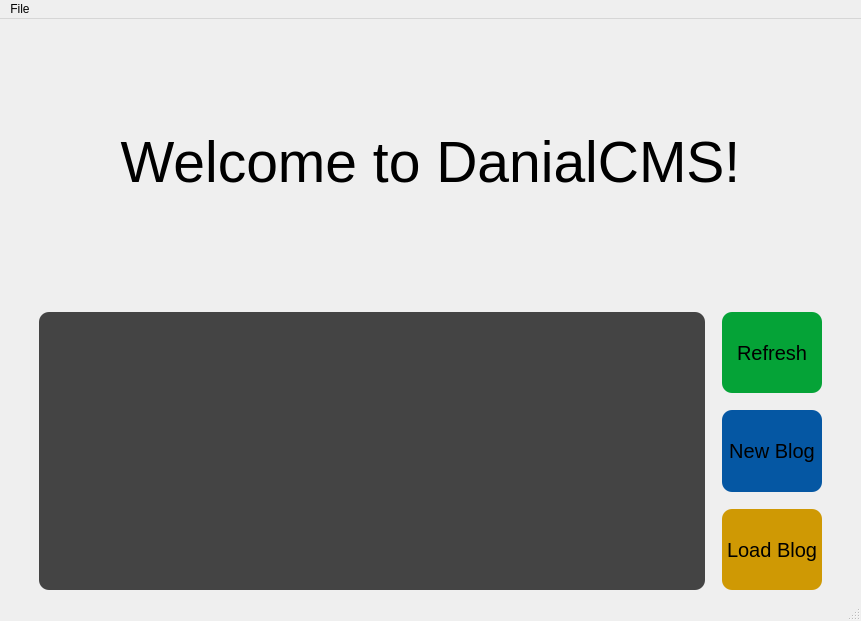
Above: Server/Resources/BlogPicker.ui from Danial-Movahed/DanialCMS before the change. Below: the same form after it.
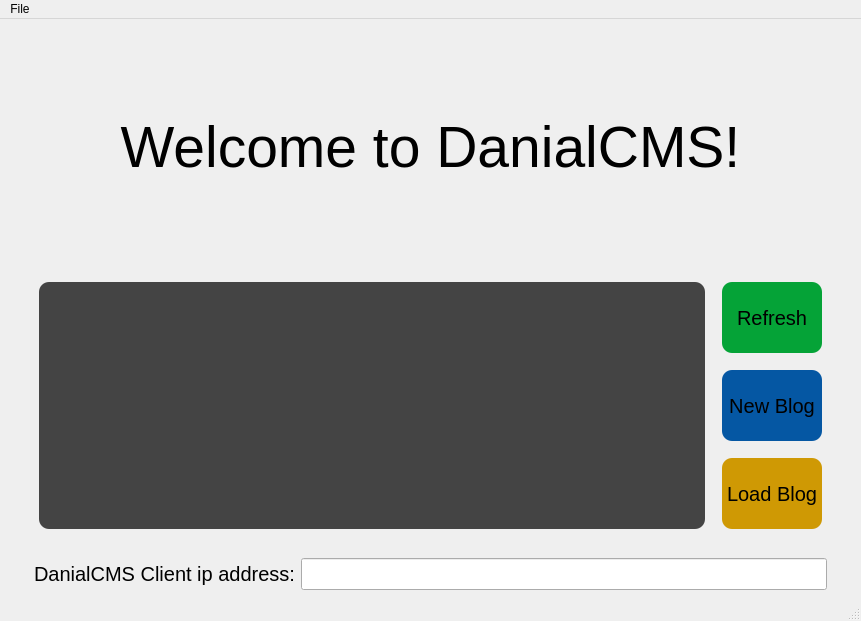
That is the form after the change. Icons and pictures are not drawn.

Commit message: Added ip viewer in main page

Patch:
```diff
--- a/Server/Resources/BlogPicker.ui
+++ b/Server/Resources/BlogPicker.ui
@@ -189,6 +189,58 @@
       </item>
      </layout>
     </item>
+    <item>
+     <spacer name="verticalSpacer">
+      <property name="orientation">
+       <enum>Qt::Vertical</enum>
+      </property>
+      <property name="sizeType">
+       <enum>QSizePolicy::Maximum</enum>
+      </property>
+      <property name="sizeHint" stdset="0">
+       <size>
+        <width>20</width>
+        <height>23</height>
+       </size>
+      </property>
+     </spacer>
+    </item>
+    <item>
+     <layout class="QHBoxLayout" name="horizontalLayout_3">
+      <property name="leftMargin">
+       <number>25</number>
+      </property>
+      <property name="rightMargin">
+       <number>25</number>
+      </property>
+      <item>
+       <widget class="QLabel" name="label_2">
+        <property name="font">
+         <font>
+          <pointsize>15</pointsize>
+         </font>
+        </property>
+        <property name="text">
+         <string>DanialCMS Client ip address:</string>
+        </property>
+       </widget>
+      </item>
+      <item>
+       <widget class="QLineEdit" name="BlogPickerClientIpAddress">
+        <property name="font">
+         <font>
+          <pointsize>15</pointsize>
+          <weight>50</weight>
+          <bold>false</bold>
+         </font>
+        </property>
+        <property name="readOnly">
+         <bool>true</bool>
+        </property>
+       </widget>
+      </item>
+     </layout>
+    </item>
    </layout>
   </widget>
   <widget class="QMenuBar" name="menubar">
```
Left out of the diff: 2 changed lines with no effect on the pictures. The commit also changes 2 other files.
